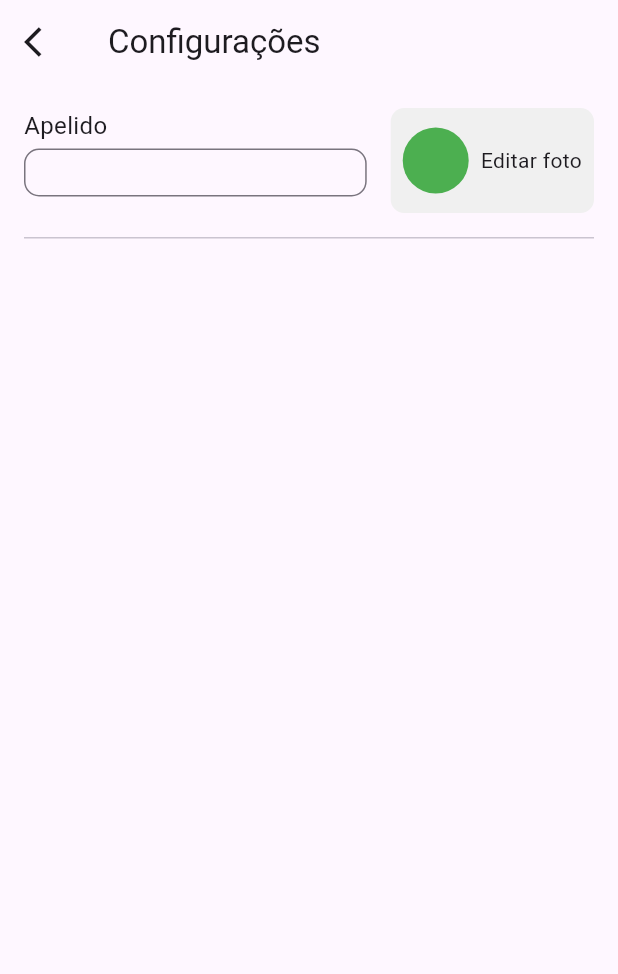
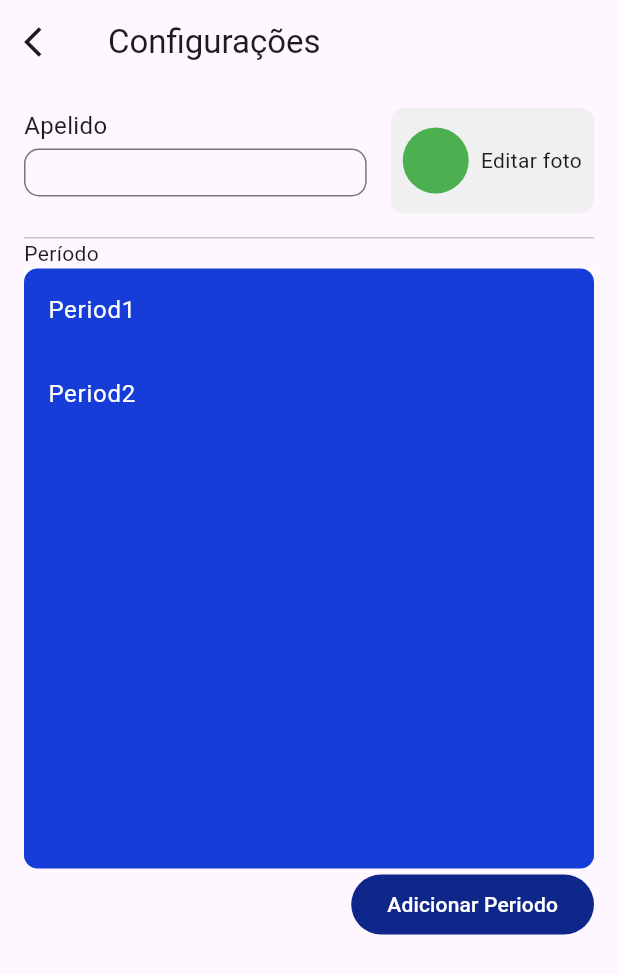
Before and after one commit to Leuow95/sciencedex_challenge, a Flutter app: the screen it shows after launch, on a phone screen of 412 x 824 dp. Shown: the top 974 px of the screen. Run offline on Flutter 3.47's test engine with Material 2 defaults, Android fonts, the phone set to English and light mode, and no system bars; our stand-ins replace flutter_modular.

Commit message:
feat: period section

```diff
--- a/lib/src/features/configuration/ui/configuration_page.dart
+++ b/lib/src/features/configuration/ui/configuration_page.dart
@@ -1,11 +1,14 @@
 import 'package:flutter/material.dart';
 import 'package:sciencedex_challenge/src/features/configuration/ui/widgets/search_section.dart';
+
+import 'widgets/period_section.dart';
 
 class ConfigurationPage extends StatelessWidget {
   const ConfigurationPage({super.key});
 
   @override
   Widget build(BuildContext context) {
+    const periods = ["Period1", "Period2"];
     return Scaffold(
       appBar: AppBar(
         title: const Text('Configurações'),
@@ -14,10 +17,12 @@ class ConfigurationPage extends StatelessWidget {
       body: const Padding(
         padding: EdgeInsets.all(16.0),
         child: Column(
+          crossAxisAlignment: CrossAxisAlignment.start,
           children: [
             SearchSection(),
             SizedBox(height: 16),
             Divider(height: 1),
+            PeriodSection(periods: periods),
           ],
         ),
       ),
--- /dev/null
+++ b/lib/src/features/configuration/ui/widgets/period_section.dart
@@ -0,0 +1,50 @@
+import 'package:flutter/material.dart';
+
+class PeriodSection extends StatelessWidget {
+  final List<String> periods;
+  const PeriodSection({
+    super.key,
+    required this.periods,
+  });
+
+  @override
+  Widget build(BuildContext context) {
+    return Column(
+      crossAxisAlignment: CrossAxisAlignment.start,
+      children: [
+        const Text("Período"),
+        Container(
+          height: 400,
+          decoration: BoxDecoration(
+            borderRadius: BorderRadius.circular(9),
+            color: const Color.fromARGB(255, 22, 61, 216),
+          ),
+          child: ListView.builder(
+            itemCount: periods.length,
+            itemBuilder: (context, index) {
+              return ListTile(
+                title: Text(
+                  periods[index],
+                  style: const TextStyle(color: Colors.white),
+                ),
+                textColor: Colors.white,
+                tileColor: Colors.white,
+              );
+            },
+          ),
+        ),
+        Align(
+          alignment: Alignment.centerRight,
+          child: ElevatedButton(
+            onPressed: null,
+            style: ButtonStyle(backgroundColor: MaterialStateProperty.all<Color>(const Color(0xFF0F278B))),
+            child: const Text(
+              "Adicionar Periodo",
+              style: TextStyle(color: Colors.white),
+            ),
+          ),
+        )
+      ],
+    );
+  }
+}
```
